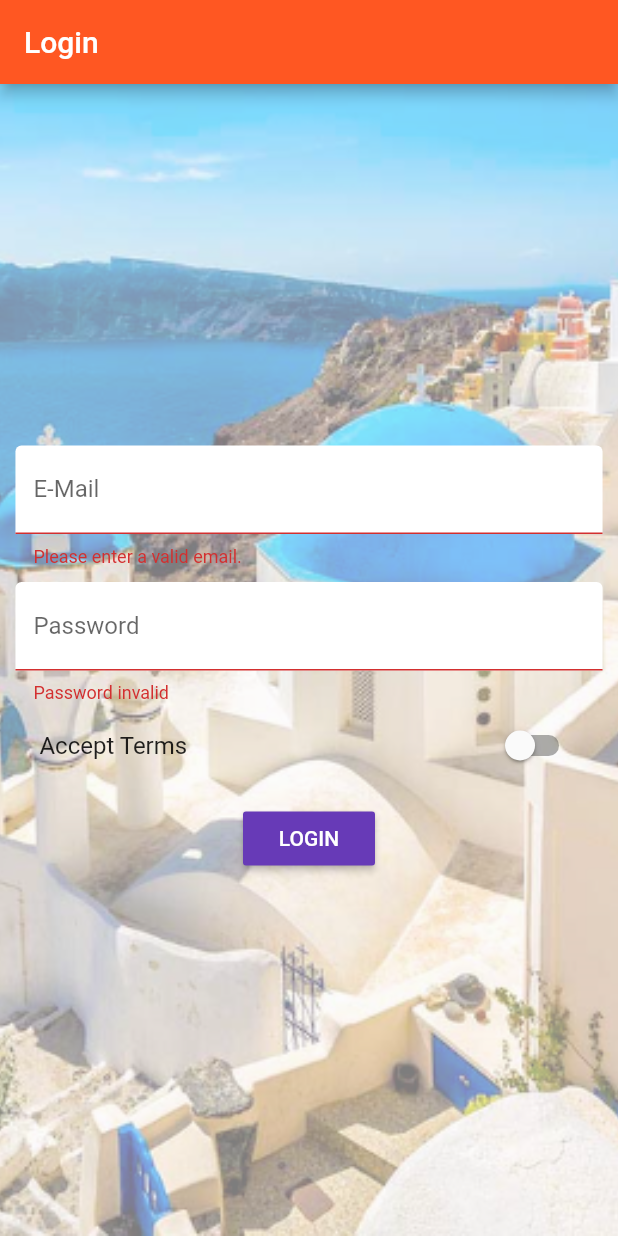
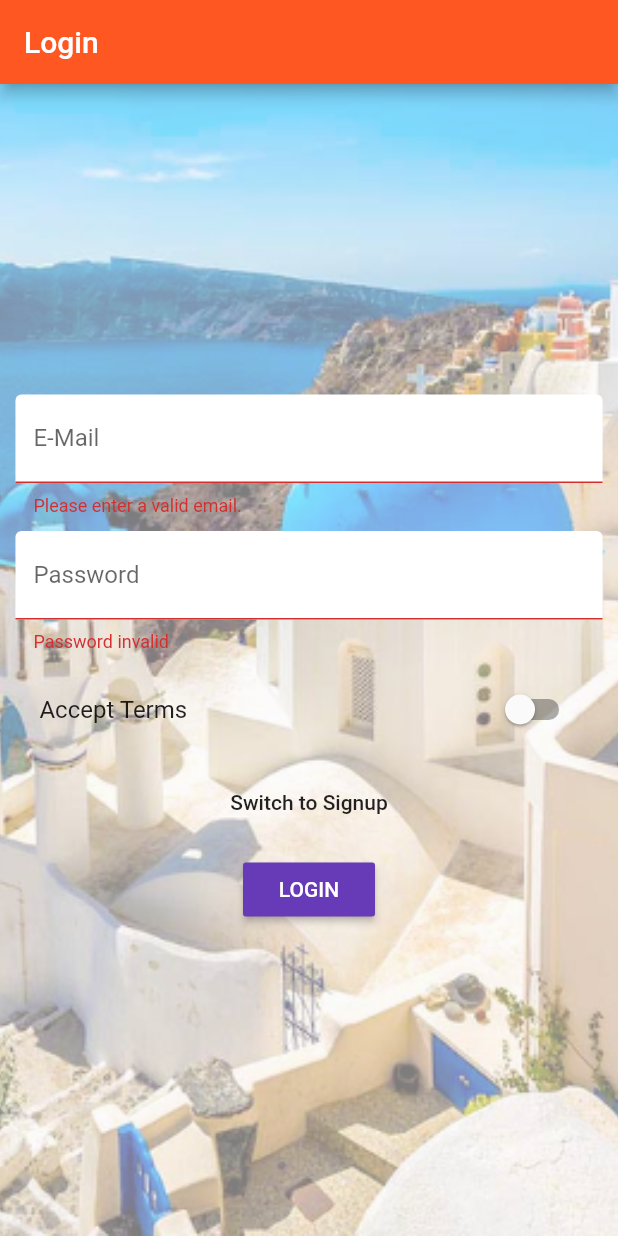
Before and after one commit to ascsg21/flutter_course, a Flutter app: the screen it shows after launch, after a tap on "LOGIN", on a phone screen of 412 x 824 dp. Run offline on Flutter 3.47's test engine with Material 2 defaults, Android fonts, the phone set to English and light mode, and no system bars; accounts and stored records are empty; network calls fail.

Commit message:
12월 26일 commit

```diff
--- a/lib/pages/auth.dart
+++ b/lib/pages/auth.dart
@@ -3,6 +3,8 @@ import 'package:flutter/material.dart';
 import 'package:scoped_model/scoped_model.dart';
 
 import '../scoped-medels/main.dart';
+
+enum AuthMode { Signup, Login }
 
 class AuthPage extends StatefulWidget {
   @override
@@ -18,6 +20,8 @@ class _AuthPageState extends State<AuthPage> {
     'acceptTerms': false
   };
   final GlobalKey<FormState> _formKey = GlobalKey<FormState>();
+  final TextEditingController _passwordTextController = TextEditingController();
+  AuthMode _authMode = AuthMode.Login;
 
   DecorationImage _buildBackgroundImage() {
     return DecorationImage(
@@ -51,6 +55,7 @@ class _AuthPageState extends State<AuthPage> {
       decoration: InputDecoration(
           labelText: 'Password', filled: true, fillColor: Colors.white),
       obscureText: true,
+      controller: _passwordTextController,
       validator: (String value) {
         if (value.isEmpty || value.length < 6) {
           return 'Password invalid';
@@ -58,6 +63,19 @@ class _AuthPageState extends State<AuthPage> {
       },
       onSaved: (String value) {
         _formData['password'] = value;
+      },
+    );
+  }
+
+  Widget _buildPasswordConfirmTextField() {
+    return TextFormField(
+      decoration: InputDecoration(
+          labelText: 'Confirm Password', filled: true, fillColor: Colors.white),
+      obscureText: true,
+      validator: (String value) {
+        if (_passwordTextController.text != value) {
+          return 'Passwords do not match.';
+        }
       },
     );
   }
@@ -74,13 +92,40 @@ class _AuthPageState extends State<AuthPage> {
     );
   }
 
-  void _submitForm(Function login) {
+  void _submitForm(Function login, Function signup) async {
     if (!_formKey.currentState.validate() || !_formData['acceptTerms']) {
       return;
     }
     _formKey.currentState.save();
-    login(_formData['email'], _formData['password']);
-    Navigator.pushReplacementNamed(context, '/products');
+    Map<String, dynamic> successInformation;
+    if (_authMode == AuthMode.Login) {
+      successInformation =
+          await login(_formData['email'], _formData['password']);
+    } else {
+      successInformation =
+          await signup(_formData['email'], _formData['password']);
+    }
+    if (successInformation['success']) {
+      Navigator.pushReplacementNamed(context, '/products');
+    } else {
+      showDialog(
+        context: context,
+        builder: (BuildContext context) {
+          return AlertDialog(
+            title: Text('An Error Occured!!'),
+            content: Text(successInformation['message']),
+            actions: <Widget>[
+              FlatButton(
+                child: Text('Okay'),
+                onPressed: () {
+                  Navigator.of(context).pop();
+                },
+              )
+            ],
+          );
+        },
+      );
+    }
   }
 
   @override
@@ -107,16 +152,37 @@ class _AuthPageState extends State<AuthPage> {
                     _buildEmailTextField(),
                     SizedBox(height: 10.0),
                     _buildPasswordTextField(),
+                    SizedBox(height: 10.0),
+                    _authMode == AuthMode.Signup
+                        ? _buildPasswordConfirmTextField()
+                        : Container(),
                     _buildAcceptSwitch(),
+                    SizedBox(height: 10.0),
+                    FlatButton(
+                      child: Text(
+                          'Switch to ${_authMode == AuthMode.Login ? 'Signup' : 'Login'}'),
+                      onPressed: () {
+                        setState(() {
+                          _authMode = _authMode == AuthMode.Login
+                              ? AuthMode.Signup
+                              : AuthMode.Login;
+                        });
+                      },
+                    ),
                     SizedBox(height: 10.0),
                     ScopedModelDescendant<MainModel>(
                       builder: (BuildContext context, Widget child,
                           MainModel model) {
-                        return RaisedButton(
-                          textColor: Colors.white,
-                          child: Text('LOGIN'),
-                          onPressed: () => _submitForm(model.login),
-                        );
+                        return model.isLoading
+                            ? CircularProgressIndicator()
+                            : RaisedButton(
+                                textColor: Colors.white,
+                                child: Text(_authMode == AuthMode.Login
+                                    ? 'LOGIN'
+                                    : 'SIGNUP'),
+                                onPressed: () =>
+                                    _submitForm(model.login, model.signup),
+                              );
                       },
                     ),
                   ],
```
Also changed, not shown: lib/scoped-medels/connected_products.dart (+56 -3 lines).
